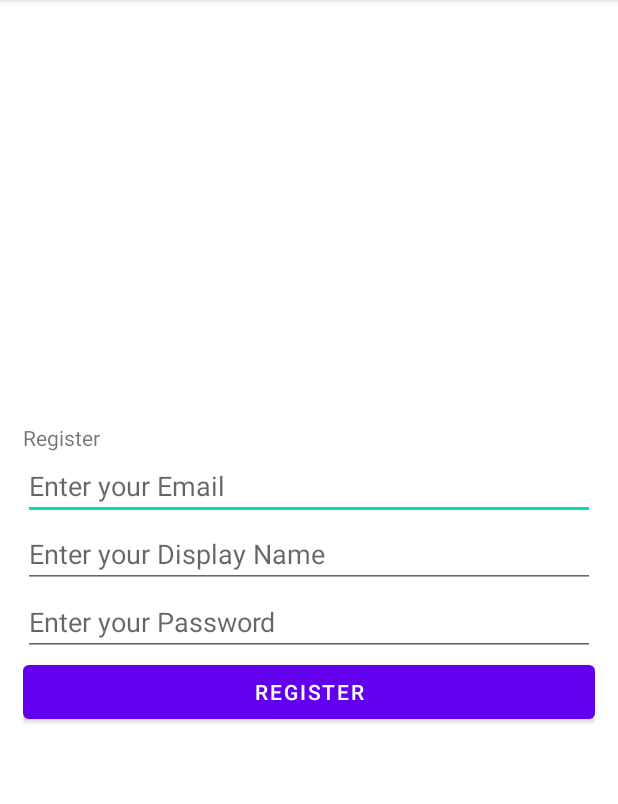
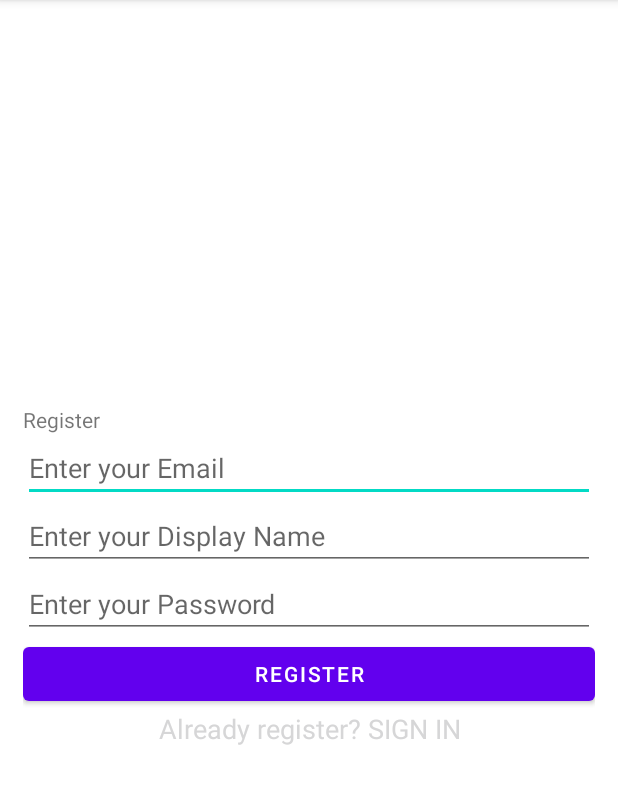
Before and after one commit to amittes/T-r-ip, an Android app: the RegistrationActivity screen opened directly, with no data from a screen before it, on a phone screen of 412 x 824 dp, the part 84-888 px from its top. Run offline under Robolectric (Android 15) with nearby library versions, the phone set to English and light mode, and no system bars; our stand-ins replace Firebase (no records; nobody signed in at launch, a user with empty details on screens opened directly).

Commit message:
feat: option to go from sign up to sign in screen

```diff
--- a/app/src/main/res/layout/activity_registration.xml
+++ b/app/src/main/res/layout/activity_registration.xml
@@ -46,4 +46,14 @@
         android:layout_width="wrap_content"
         android:layout_height="wrap_content"
         android:visibility="gone" />
+
+    <TextView
+        android:id="@+id/alreadyRegister_tv"
+        android:layout_width="match_parent"
+        android:layout_height="wrap_content"
+        android:gravity="center"
+        android:text="Already register? SIGN IN"
+        android:textColor="@color/fui_linkColor"
+        android:clickable="true"
+        android:textSize="18sp"/>
 </LinearLayout>
```
Also changed, not shown: app/src/main/java/com/example/t_r_ip/RegistrationActivity.java (+9 -0 lines).
